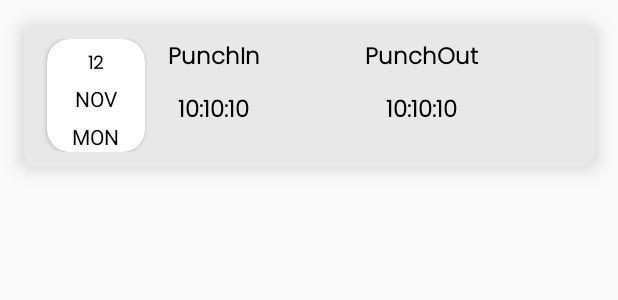
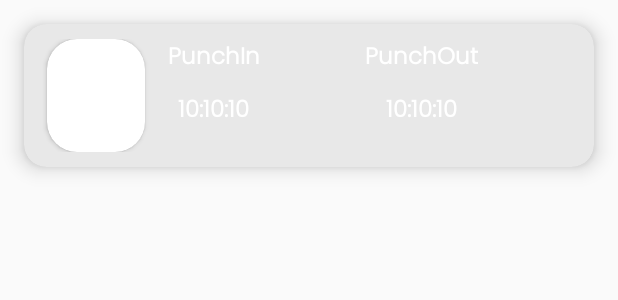
Before and after one commit to vinitfreakk/attendance_monitoring, an Android app: the layout item.xml on its own in the app's theme, with its tools: preview values and no code run, on a phone screen of 412 x 824 dp. Shown: the top 300 px of the screen. Run offline under Robolectric (Android 15) with nearby library versions, the phone set to English and light mode, and no system bars.

Commit message:
minor bug fixes done

```diff
--- a/app/src/main/java/com/example/attendancemontering/LoginActivity.java
+++ b/app/src/main/java/com/example/attendancemontering/LoginActivity.java
@@ -64,6 +64,7 @@ public class LoginActivity extends AppCompatActivity {
             public void onClick(View v) {
                 String saveemail = email.getText().toString();
                 String savepassword = password.getText().toString();
+                if(!saveemail.isEmpty()&&!savepassword.isEmpty()){
                     auth.signInWithEmailAndPassword(saveemail,savepassword).addOnCompleteListener(new OnCompleteListener<AuthResult>() {
                         @Override
                         public void onComplete(@NonNull Task<AuthResult> task) {
@@ -80,6 +81,10 @@ public class LoginActivity extends AppCompatActivity {
                             }
                         }
                     });
+                }else {
+                    Toast.makeText(LoginActivity.this, "Email and Password cannot be empty", Toast.LENGTH_SHORT).show();
+                }
+
             }
         });
 
--- a/app/src/main/java/com/example/attendancemontering/RegistartionActivity.java
+++ b/app/src/main/java/com/example/attendancemontering/RegistartionActivity.java
@@ -77,6 +77,10 @@ public class RegistartionActivity extends AppCompatActivity {
                 String savemail = email.getText().toString();
                 String savepassword = password.getText().toString();
                 String savename = name.getText().toString();
+
+                if(savemail.isEmpty()&&savepassword.isEmpty()&&savename.isEmpty()){
+                    Toast.makeText(RegistartionActivity.this, "Fields cannot be empty", Toast.LENGTH_SHORT).show();
+                }else {
                     auth.createUserWithEmailAndPassword(savemail,savepassword).addOnCompleteListener(new OnCompleteListener<AuthResult>() {
                         @Override
                         public void onComplete(@NonNull Task<AuthResult> task) {
@@ -95,6 +99,8 @@ public class RegistartionActivity extends AppCompatActivity {
                             }
                         }
                     });
+                }
+
 
             }
         });
--- a/app/src/main/res/layout/activity_view_attendance.xml
+++ b/app/src/main/res/layout/activity_view_attendance.xml
@@ -4,6 +4,7 @@
     xmlns:tools="http://schemas.android.com/tools"
     android:layout_width="match_parent"
     android:layout_height="match_parent"
+    android:background="@color/white"
     android:layout_gravity="center"
     tools:context=".ViewAttendance">
 
@@ -22,7 +23,6 @@
 
     <TextView
         android:id="@+id/attheading"
-        android:lines="2"
         android:layout_width="wrap_content"
         android:layout_height="wrap_content"
         android:fontFamily="@font/poppins_light"
--- a/app/src/main/res/layout/item.xml
+++ b/app/src/main/res/layout/item.xml
@@ -1,11 +1,12 @@
 <?xml version="1.0" encoding="utf-8"?>
 <androidx.cardview.widget.CardView xmlns:android="http://schemas.android.com/apk/res/android"
+    android:id="@+id/maincard"
     android:layout_width="match_parent"
     android:layout_height="wrap_content"
     xmlns:app="http://schemas.android.com/apk/res-auto"
     app:cardElevation="8dp"
-    app:cardCornerRadius="8dp"
-    android:padding="10dp"
+    app:cardCornerRadius="15dp"
+    android:padding="20dp"
     app:cardBackgroundColor="@color/attback"
     android:layout_margin="16dp">
     <LinearLayout
@@ -14,16 +15,18 @@
         android:layout_margin="10dp"
         android:orientation="horizontal">
         <androidx.cardview.widget.CardView
+            android:id="@+id/daycard"
             android:layout_width="65dp"
             android:layout_height="75dp"
-            app:cardCornerRadius="15dp"
+            android:elevation="10dp"
+            app:cardCornerRadius="20dp"
             app:cardBackgroundColor="@color/white"
             android:layout_marginLeft="5dp">
             <TextView
                 android:id="@+id/date"
                 android:layout_width="wrap_content"
                 android:layout_height="wrap_content"
-                android:textColor="@color/black"
+                android:textColor="@color/white"
                 android:layout_marginTop="7dp"
                 android:layout_gravity="center_horizontal"
                 android:text="12"
@@ -35,7 +38,7 @@
                 android:id="@+id/month"
                 android:layout_width="wrap_content"
                 android:layout_height="wrap_content"
-                android:textColor="@color/black"
+                android:textColor="@color/white"
                 android:layout_marginTop="30dp"
                 android:layout_gravity="center_horizontal"
                 android:text="NOV"
@@ -44,7 +47,7 @@
                 android:id="@+id/day"
                 android:layout_width="wrap_content"
                 android:layout_height="wrap_content"
-                android:textColor="@color/black"
+                android:textColor="@color/white"
                 android:layout_marginTop="55dp"
                 android:layout_gravity="center_horizontal"
                 android:text="MON"
@@ -67,7 +70,7 @@
                     android:fontFamily="@font/poppins_light"
                     android:textStyle="bold"
                     android:text="PunchIn"
-                    android:textColor="@color/black"
+                    android:textColor="@color/white"
                     android:textSize="15sp" />
 
                 <TextView
@@ -79,7 +82,7 @@
                     android:fontFamily="@font/poppins_light"
                     android:textStyle="bold"
                     android:layout_marginTop="10dp"
-                    android:textColor="@color/black"
+                    android:textColor="@color/white"
                     android:textSize="15sp"/>
             </LinearLayout>
 
@@ -95,7 +98,7 @@
                     android:fontFamily="@font/poppins_light"
                     android:textStyle="bold"
                     android:text="PunchOut"
-                    android:textColor="@color/black"
+                    android:textColor="@color/white"
                     android:textSize="15sp"/>
 
                 <TextView
@@ -107,7 +110,7 @@
                     android:fontFamily="@font/poppins_light"
                     android:textStyle="bold"
                     android:layout_marginTop="10dp"
-                    android:textColor="@color/black"
+                    android:textColor="@color/white"
                     android:textSize="15sp"/>
             </LinearLayout>
 
```
Also changed, not shown: app/src/main/java/com/example/attendancemontering/Adapters/MyAdapter.java (+15 -0 lines). Lines whose indentation alone changed are shown as unchanged.
